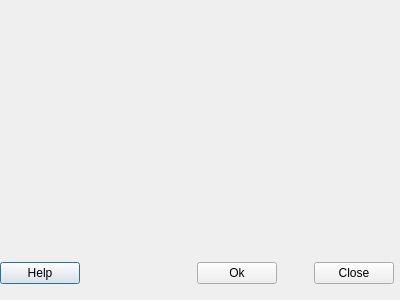
Before: the Qt Designer form valuemap_2_lizmap_dialog_base.ui in gtergeomatica/valuemap_2_lizmap, drawn with Qt 5.
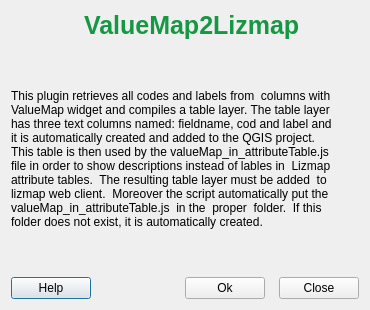
After: the same form once the commit is applied. Icons and pictures are not drawn.

Patch:
```diff
--- a/valuemap_2_lizmap_dialog_base.ui
+++ b/valuemap_2_lizmap_dialog_base.ui
@@ -6,22 +6,133 @@
    <rect>
     <x>0</x>
     <y>0</y>
-    <width>400</width>
-    <height>300</height>
+    <width>370</width>
+    <height>310</height>
    </rect>
   </property>
   <property name="windowTitle">
    <string>ValueMap to Lizmap</string>
   </property>
-  <widget class="QWidget" name="layoutWidget">
-   <property name="geometry">
-    <rect>
-     <x>0</x>
-     <y>260</y>
-     <width>394</width>
-     <height>26</height>
-    </rect>
-   </property>
+  <layout class="QHBoxLayout" name="horizontalLayout_2">
+   <item>
+    <layout class="QVBoxLayout" name="verticalLayout">
+     <item>
+      <layout class="QHBoxLayout" name="horizontalLayout">
+       <item>
+        <spacer name="horizontalSpacer">
+         <property name="orientation">
+          <enum>Qt::Horizontal</enum>
+         </property>
+         <property name="sizeHint" stdset="0">
+          <size>
+           <width>28</width>
+           <height>20</height>
+          </size>
+         </property>
+        </spacer>
+       </item>
+       <item>
+        <widget class="QLabel" name="label">
+         <property name="text">
+          <string/>
+         </property>
+         <property name="pixmap">
+          <pixmap>../../../AppData/Roaming/QGIS/QGIS3/profiles/default/python/plugins/valuemap_2_lizmap/icon_smal.png</pixmap>
+         </property>
+         <property name="scaledContents">
+          <bool>false</bool>
+         </property>
+        </widget>
+       </item>
+       <item>
+        <widget class="QLabel" name="label_3">
+         <property name="styleSheet">
+          <string notr="true">font-size: 25px;
+font-weight: bold;
+color:rgb(21, 151, 68)</string>
+         </property>
+         <property name="text">
+          <string>ValueMap2Lizmap</string>
+         </property>
+        </widget>
+       </item>
+       <item>
+        <spacer name="horizontalSpacer_2">
+         <property name="orientation">
+          <enum>Qt::Horizontal</enum>
+         </property>
+         <property name="sizeHint" stdset="0">
+          <size>
+           <width>28</width>
+           <height>20</height>
+          </size>
+         </property>
+        </spacer>
+       </item>
+      </layout>
+     </item>
+     <item>
+      <spacer name="verticalSpacer_2">
+       <property name="orientation">
+        <enum>Qt::Vertical</enum>
+       </property>
+       <property name="sizeHint" stdset="0">
+        <size>
+         <width>20</width>
+         <height>8</height>
+        </size>
+       </property>
+      </spacer>
+     </item>
+     <item>
+      <widget class="QLabel" name="label_2">
+       <property name="autoFillBackground">
+        <bool>false</bool>
+       </property>
+       <property name="styleSheet">
+        <string notr="true">text-align : center;
+</string>
+       </property>
+       <property name="text">
+        <string>This plugin retrieves all codes and labels from  columns with
+ValueMap widget and compiles a table layer. The table layer
+has three text columns named: fieldname, cod and label and
+it is automatically created and added to the QGIS project.
+This table is then used by the valueMap_in_attributeTable.js
+file in order to show descriptions instead of lables in  Lizmap
+attribute tables.  The resulting table layer must be added  to
+lizmap web client.  Moreover the script automatically put the
+valueMap_in_attributeTable.js  in the  proper  folder.  If this
+folder does not exist, it is automatically created.</string>
+       </property>
+       <property name="textFormat">
+        <enum>Qt::AutoText</enum>
+       </property>
+       <property name="scaledContents">
+        <bool>false</bool>
+       </property>
+       <property name="alignment">
+        <set>Qt::AlignJustify|Qt::AlignVCenter</set>
+       </property>
+       <property name="wordWrap">
+        <bool>false</bool>
+       </property>
+      </widget>
+     </item>
+     <item>
+      <spacer name="verticalSpacer">
+       <property name="orientation">
+        <enum>Qt::Vertical</enum>
+       </property>
+       <property name="sizeHint" stdset="0">
+        <size>
+         <width>20</width>
+         <height>8</height>
+        </size>
+       </property>
+      </spacer>
+     </item>
+     <item>
    <layout class="QHBoxLayout" name="horizontalLayout_7">
     <item>
      <widget class="QPushButton" name="helpButton">
@@ -61,7 +172,10 @@
      </widget>
     </item>
    </layout>
-  </widget>
+     </item>
+    </layout>
+   </item>
+  </layout>
  </widget>
  <resources/>
  <connections>
```
Lines whose indentation alone changed are shown as unchanged.
